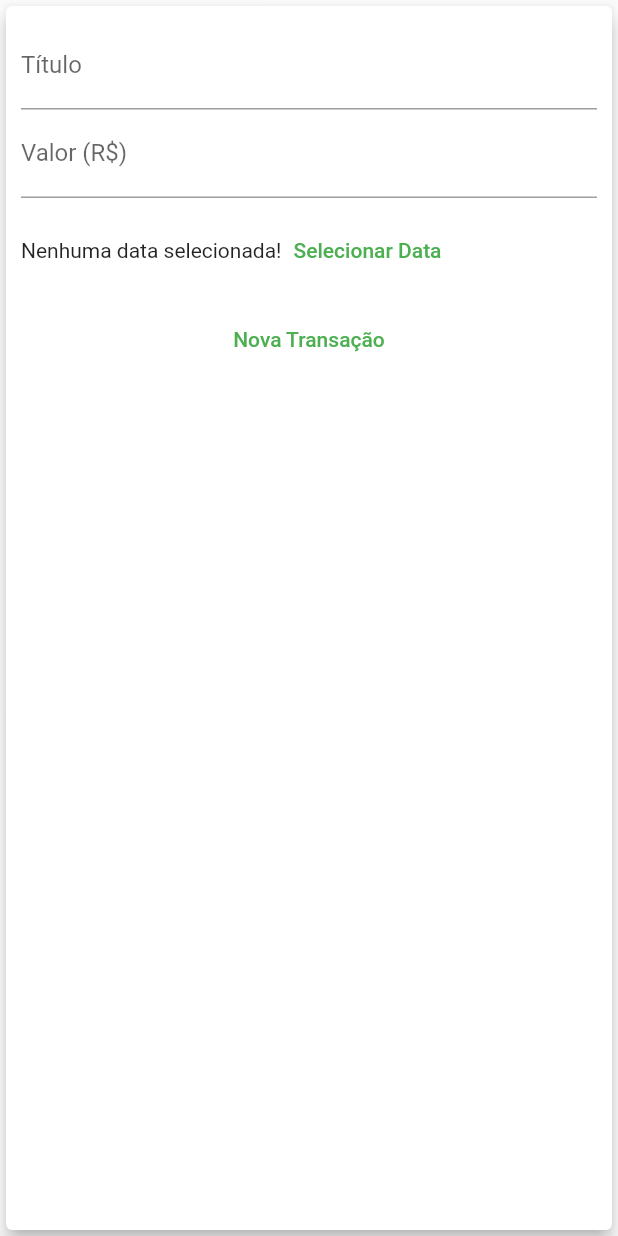
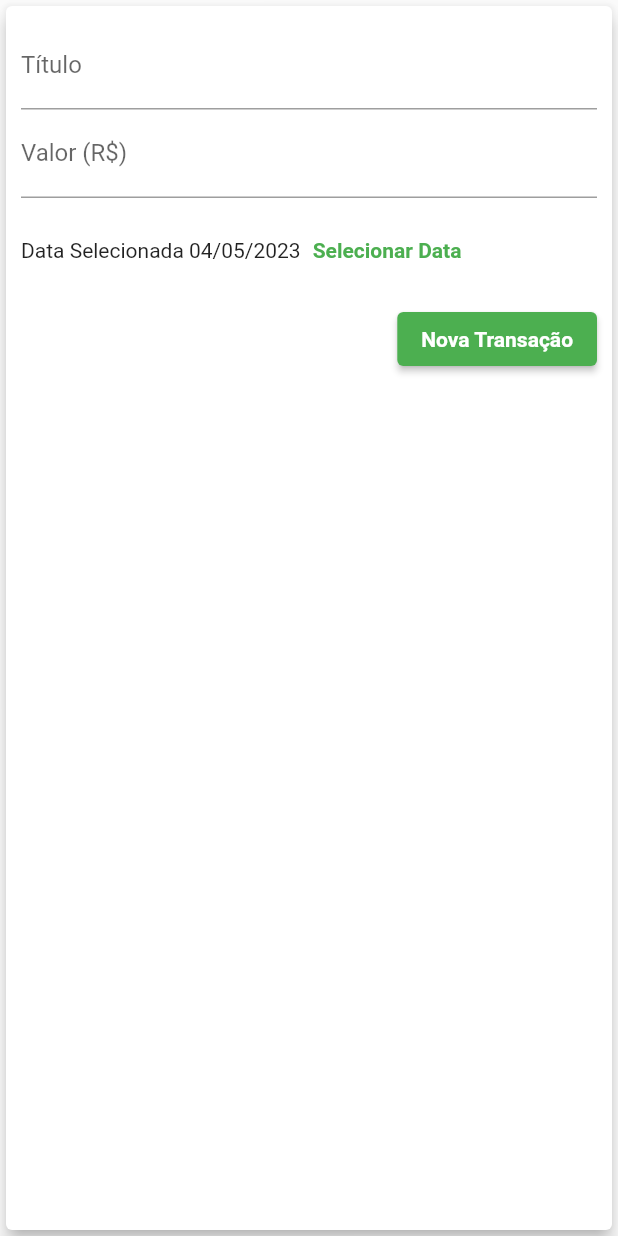
Before and after one commit to maxswell-yoo/Expanses-App, a Flutter app: the TransactionForm widget shown alone on an empty page, opened directly with empty values, after a tap on "Nova Transação", on a phone screen of 412 x 824 dp. Run offline on Flutter 3.47's test engine with Material 2 defaults, Android fonts, the phone set to English and light mode, and no system bars.

Commit message:
Version Final

```diff
--- a/lib/components/chart.dart
+++ b/lib/components/chart.dart
@@ -52,7 +52,7 @@ class Chart extends StatelessWidget {
               fit: FlexFit.tight,
               child: ChartBar(label: tr['day'].toString(),
               value: (tr['value'] as double),
-              percentage: (tr['value'] as double) / _weekTotalValue,),
+              percentage: _weekTotalValue == 0 ? 0 : (tr['value'] as double) / _weekTotalValue,),
             );
           }).toList(),
         ),
--- a/lib/components/transaction_form.dart
+++ b/lib/components/transaction_form.dart
@@ -1,7 +1,8 @@
 import 'package:flutter/material.dart';
+import 'package:intl/intl.dart';
 
 class TransactionForm extends StatefulWidget {
-  final void Function(String, double) onSubmit;
+  final void Function(String, double, DateTime) onSubmit;
 
   const TransactionForm(this.onSubmit, {super.key});
 
@@ -10,18 +11,34 @@ class TransactionForm extends StatefulWidget {
 }
 
 class _TransactionFormState extends State<TransactionForm> {
-  final title = TextEditingController();
-
-  final value = TextEditingController();
+  final _title = TextEditingController();
+  final _value = TextEditingController();
+  DateTime? _selectedDate = DateTime.now();
 
   _submitForm() {
-    final titleGet = title.text;
-    final valueGet = double.tryParse(value.text) ?? 0.0;
+    final titleGet = _title.text;
+    final valueGet = double.tryParse(_value.text) ?? 0.0;
 
-    if(titleGet.isEmpty || valueGet <= 0) {
+    if(titleGet.isEmpty || valueGet <= 0 || _selectedDate == null) {
       return;
     }
-    widget.onSubmit(titleGet, valueGet);
+    widget.onSubmit(titleGet, valueGet, _selectedDate as DateTime);
+  }
+
+  _showDatePicker() {
+    showDatePicker(
+      context: context,
+      initialDate: DateTime.now(),
+      firstDate: DateTime(2019),
+      lastDate: DateTime.now()
+    ).then((pickedDate) {
+      if(pickedDate == null) {
+        return;
+      }
+      setState(() {
+        _selectedDate = pickedDate;
+      });
+    });
   }
 
   @override
@@ -33,32 +50,39 @@ class _TransactionFormState extends State<TransactionForm> {
         child: Column(
           children: <Widget>[
             TextField(
-              controller: title,
+              controller: _title,
               onSubmitted: (_) => _submitForm(),
               decoration: const InputDecoration(labelText: 'Título'),
             ),
             TextField(
               keyboardType: const TextInputType.numberWithOptions(decimal: true),
               onSubmitted: (_) => _submitForm(),
-              controller: value,
+              controller: _value,
               decoration: const InputDecoration(labelText: 'Valor (R\$)'),
             ),
-            Container(
+            SizedBox(
               height: 70,
               child: Row(
                 children: <Widget>[
-                  const Text('Nenhuma data selecionada!'),
+                  Text(
+                    _selectedDate == null ? 'Nenhuma data selecionada!'
+                    : 'Data Selecionada ${DateFormat('dd/MM/y')
+                    .format(_selectedDate as DateTime)}'),
                   TextButton(
+                    onPressed: _showDatePicker,
                     child: const Text('Selecionar Data'),
-                    onPressed: () {},
                   )
                 ],
               ),
             ),
             Row(
-              mainAxisAlignment: MainAxisAlignment.center,
+              mainAxisAlignment: MainAxisAlignment.end,
               children: <Widget>[
-                TextButton(
+                ElevatedButton(
+                  style: ElevatedButton.styleFrom(
+                    foregroundColor: Colors.white,
+                    backgroundColor: Theme.of(context).colorScheme.primary
+                  ),
                   onPressed: _submitForm,
                   child: const Text('Nova Transação'),
                 ),
```
Also changed, not shown: lib/components/transaction_list.dart (+7 -2 lines), lib/main.dart (+35 -23 lines).
